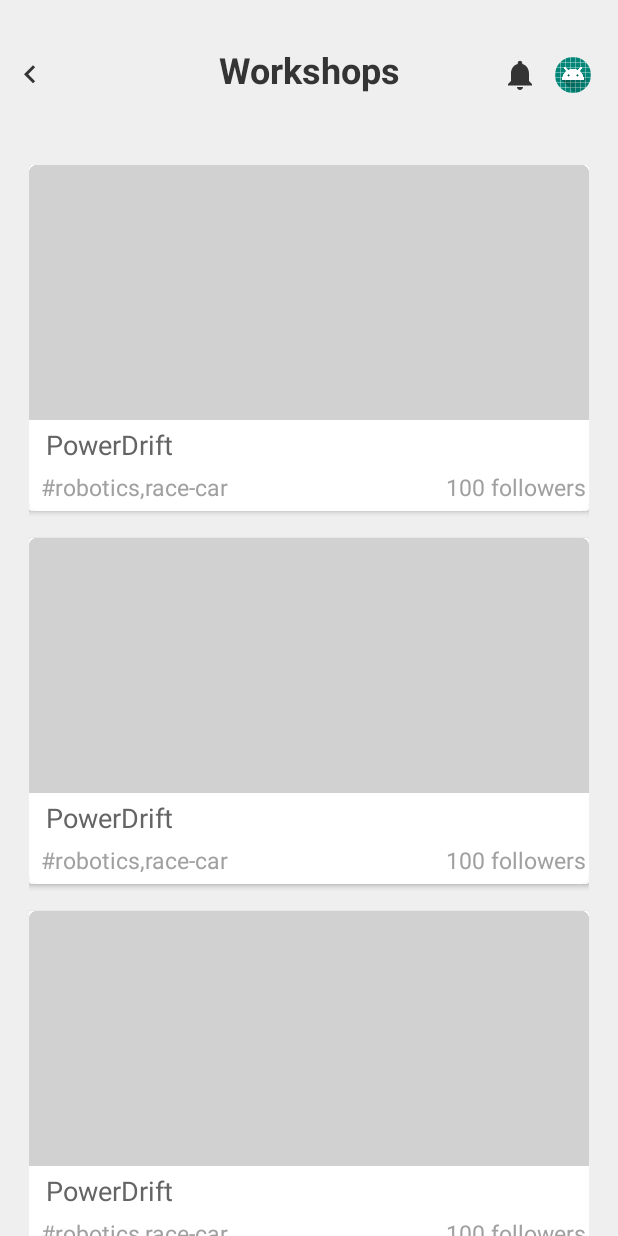
After one commit to mdg-iitr/cognizance19, an Android app: the WorkshopsFragment screen opened through its navigation route, on a phone screen of 412 x 824 dp. The commit adds this screen. Run offline under Robolectric (Android 15) with nearby library versions, the phone set to English and light mode, and no system bars; our stand-ins replace CircleImageView.

Commit message:
Add workshops fragment

```diff
--- a/app/src/main/java/com/mdgiitr/karthik/cognizance19/adapters/HomeMenuEventAdapter.java
+++ b/app/src/main/java/com/mdgiitr/karthik/cognizance19/adapters/HomeMenuEventAdapter.java
@@ -27,7 +27,7 @@ public class HomeMenuEventAdapter extends RecyclerView.Adapter<HomeMenuEventAdap
     @Override
     public HomeMenuEventViewHolder onCreateViewHolder(@NonNull ViewGroup parent, int viewType) {
         View itemView = LayoutInflater.from(parent.getContext())
-                .inflate(R.layout.list_item_event, parent, false);
+                .inflate(R.layout.list_item_home_menu_event, parent, false);
 
         return new HomeMenuEventViewHolder(itemView);
     }
--- a/app/src/main/java/com/mdgiitr/karthik/cognizance19/adapters/HomeMenuTechtainmentAdapter.java
+++ b/app/src/main/java/com/mdgiitr/karthik/cognizance19/adapters/HomeMenuTechtainmentAdapter.java
@@ -25,7 +25,7 @@ public class HomeMenuTechtainmentAdapter extends RecyclerView.Adapter<HomeMenuTe
     @Override
     public HomeMenuTechtainmentViewHolder onCreateViewHolder(@NonNull ViewGroup parent, int viewType) {
         View itemView = LayoutInflater.from(parent.getContext())
-                .inflate(R.layout.list_item_techtainment, parent, false);
+                .inflate(R.layout.list_item_home_menu_techtainment, parent, false);
 
         return new HomeMenuTechtainmentViewHolder(itemView);
     }
--- a/app/src/main/java/com/mdgiitr/karthik/cognizance19/adapters/HomeMenuWorkshopAdapter.java
+++ b/app/src/main/java/com/mdgiitr/karthik/cognizance19/adapters/HomeMenuWorkshopAdapter.java
@@ -26,7 +26,7 @@ public class HomeMenuWorkshopAdapter extends RecyclerView.Adapter<HomeMenuWorksh
     @NonNull
     @Override
     public HomeMenuWorkshopViewHolder onCreateViewHolder(@NonNull ViewGroup parent, int viewType) {
-        View view = LayoutInflater.from(parent.getContext()).inflate(R.layout.list_item_workshop, parent, false);
+        View view = LayoutInflater.from(parent.getContext()).inflate(R.layout.list_item_home_menu_workshop, parent, false);
         return new HomeMenuWorkshopViewHolder(view);
     }
 
--- /dev/null
+++ b/app/src/main/java/com/mdgiitr/karthik/cognizance19/adapters/WorkshopsAdapter.java
@@ -0,0 +1,60 @@
+package com.mdgiitr.karthik.cognizance19.adapters;
+
+import android.content.Context;
+import android.support.annotation.NonNull;
+import android.support.v7.widget.RecyclerView;
+import android.view.LayoutInflater;
+import android.view.View;
+import android.view.ViewGroup;
+import android.widget.ImageView;
+import android.widget.TextView;
+
+import com.mdgiitr.karthik.cognizance19.R;
+import com.mdgiitr.karthik.cognizance19.models.WorkshopsModel;
+
+import java.util.List;
+
+public class WorkshopsAdapter extends RecyclerView.Adapter<WorkshopsAdapter.WorkshopsViewHolder> {
+    Context context;
+    List<WorkshopsModel> list;
+
+    public WorkshopsAdapter(Context context, List<WorkshopsModel> list) {
+        this.context = context;
+        this.list = list;
+    }
+
+    @NonNull
+    @Override
+    public WorkshopsViewHolder onCreateViewHolder(@NonNull ViewGroup parent, int viewType) {
+        View view = LayoutInflater.from(parent.getContext()).inflate(R.layout.list_item_workshops, parent, false);
+        return new WorkshopsViewHolder(view);
+    }
+
+    @Override
+    public void onBindViewHolder(@NonNull WorkshopsViewHolder holder, int position) {
+        WorkshopsModel model = list.get(position);
+//        holder.image.setImageResource(getImageFromGlide(model.getImageURL()));
+        holder.workshopImage.setImageResource(R.drawable.home_menu_gray_card);
+        holder.name.setText(model.getWorkshopName());
+        holder.category.setText(model.getWorkshopCategory());
+        holder.followers.setText(model.getWorkshopFollowers());
+    }
+
+    @Override
+    public int getItemCount() {
+        return list.size();
+    }
+
+    public class WorkshopsViewHolder extends RecyclerView.ViewHolder{
+        public ImageView workshopImage;
+        public TextView name, category, followers;
+
+        public WorkshopsViewHolder(@NonNull View itemView) {
+            super(itemView);
+            workshopImage = itemView.findViewById(R.id.workshops_image);
+            name = itemView.findViewById(R.id.workshops_name);
+            category = itemView.findViewById(R.id.workshops_catagory);
+            followers = itemView.findViewById(R.id.workshops_followers);
+        }
+    }
+}
--- /dev/null
+++ b/app/src/main/java/com/mdgiitr/karthik/cognizance19/models/WorkshopsModel.java
@@ -0,0 +1,40 @@
+package com.mdgiitr.karthik.cognizance19.models;
+
+public class WorkshopsModel {
+    String imageURL, workshopName, workshopCategory, workshopFollowers;
+
+    public WorkshopsModel() {
+    }
+
+    public String getImageURL() {
+        return imageURL;
+    }
+
+    public void setImageURL(String imageURL) {
+        this.imageURL = imageURL;
+    }
+
+    public String getWorkshopName() {
+        return workshopName;
+    }
+
+    public void setWorkshopName(String workshopName) {
+        this.workshopName = workshopName;
+    }
+
+    public String getWorkshopCategory() {
+        return workshopCategory;
+    }
+
+    public void setWorkshopCategory(String workshopCategory) {
+        this.workshopCategory = workshopCategory;
+    }
+
+    public String getWorkshopFollowers() {
+        return workshopFollowers;
+    }
+
+    public void setWorkshopFollowers(String workshopFollowers) {
+        this.workshopFollowers = workshopFollowers;
+    }
+}
--- /dev/null
+++ b/app/src/main/java/com/mdgiitr/karthik/cognizance19/view/WorkshopsFragment.java
@@ -0,0 +1,49 @@
+package com.mdgiitr.karthik.cognizance19.view;
+
+import android.os.Bundle;
+import android.support.v4.app.Fragment;
+import android.support.v7.widget.LinearLayoutManager;
+import android.support.v7.widget.RecyclerView;
+import android.view.LayoutInflater;
+import android.view.View;
+import android.view.ViewGroup;
+
+import com.mdgiitr.karthik.cognizance19.R;
+import com.mdgiitr.karthik.cognizance19.adapters.WorkshopsAdapter;
+import com.mdgiitr.karthik.cognizance19.models.WorkshopsModel;
+
+import java.util.ArrayList;
+import java.util.List;
+
+public class WorkshopsFragment extends Fragment {
+    private RecyclerView recyclerView;
+    private List<WorkshopsModel> list;
+    private WorkshopsAdapter adapter;
+
+
+    @Override
+    public View onCreateView(LayoutInflater inflater, ViewGroup container,
+                             Bundle savedInstanceState) {
+        // Inflate the layout for this fragment
+        View view = inflater.inflate(R.layout.fragment_workshops, container, false);
+
+        recyclerView = view.findViewById(R.id.workshops_recyclerview);
+        list = new ArrayList<>();
+        adapter = new WorkshopsAdapter(getContext(),list);
+
+        for (int i=0; i<5;i++) {
+            WorkshopsModel model = new WorkshopsModel();
+            model.setWorkshopName("PowerDrift");
+            model.setWorkshopCategory("#robotics,race-car");
+            model.setWorkshopFollowers("100 followers");
+            list.add(model);
+        }
+        adapter.notifyDataSetChanged();
+
+        recyclerView.setLayoutManager(new LinearLayoutManager(getContext()));
+        recyclerView.setAdapter(adapter);
+
+
+        return view;
+    }
+}
--- /dev/null
+++ b/app/src/main/res/layout/fragment_workshops.xml
@@ -0,0 +1,62 @@
+<?xml version="1.0" encoding="utf-8"?>
+<LinearLayout xmlns:android="http://schemas.android.com/apk/res/android"
+    xmlns:tools="http://schemas.android.com/tools"
+    android:layout_width="match_parent"
+    android:layout_height="match_parent"
+    android:background="#ffefefef"
+    android:orientation="vertical"
+    tools:context=".view.WorkshopsFragment">
+
+    <RelativeLayout
+        android:layout_width="match_parent"
+        android:layout_height="wrap_content"
+        android:layout_marginTop="30dp"
+        android:orientation="horizontal">
+
+        <ImageView
+            android:id="@+id/back_arrow"
+            android:layout_width="wrap_content"
+            android:layout_height="wrap_content"
+            android:layout_marginStart="8dp"
+            android:layout_marginTop="8dp"
+            android:src="@drawable/ic_keyboard_arrow_left_gray_24dp" />
+
+        <TextView
+            android:id="@+id/text_view"
+            android:layout_width="match_parent"
+            android:layout_height="wrap_content"
+            android:text="@string/workshops"
+            android:textAlignment="center"
+            android:textColor="#ff343434"
+            android:textSize="24sp"
+            android:textStyle="bold" />
+
+        <ImageView
+            android:id="@+id/notification_icon"
+            android:layout_width="wrap_content"
+            android:layout_height="wrap_content"
+            android:layout_marginTop="8dp"
+            android:layout_marginEnd="11dp"
+            android:layout_toStartOf="@+id/small_profile_image"
+            android:src="@drawable/ic_notifications_gray_24dp" />
+
+        <de.hdodenhof.circleimageview.CircleImageView
+            android:id="@+id/small_profile_image"
+            android:layout_width="24dp"
+            android:layout_height="24dp"
+            android:layout_alignParentEnd="true"
+            android:layout_marginTop="8dp"
+            android:layout_marginEnd="18dp"
+            android:src="@mipmap/ic_launcher" />
+    </RelativeLayout>
+
+    <android.support.v7.widget.RecyclerView
+        android:id="@+id/workshops_recyclerview"
+        android:layout_width="match_parent"
+        android:layout_height="wrap_content"
+        android:layout_marginStart="19dp"
+        android:layout_marginTop="47dp"
+        android:layout_marginEnd="19dp" />
+
+
+</LinearLayout>
--- /dev/null
+++ b/app/src/main/res/layout/list_item_workshops.xml
@@ -0,0 +1,66 @@
+<?xml version="1.0" encoding="utf-8"?>
+<android.support.v7.widget.CardView xmlns:android="http://schemas.android.com/apk/res/android"
+    android:layout_width="match_parent"
+    android:layout_height="wrap_content"
+    android:layout_marginBottom="18dp">
+
+    <LinearLayout
+        android:layout_width="match_parent"
+        android:layout_height="wrap_content"
+        android:background="@drawable/home_menu_gray_card"
+        android:orientation="vertical">
+
+        <ImageView
+            android:id="@+id/workshops_image"
+            android:layout_width="match_parent"
+            android:layout_height="170dp" />
+
+        <RelativeLayout
+            android:layout_width="match_parent"
+            android:layout_height="wrap_content"
+            android:background="@drawable/home_menu_white_card">
+
+            <TextView
+                android:id="@+id/workshops_name"
+                android:layout_width="match_parent"
+                android:layout_height="wrap_content"
+                android:layout_alignParentStart="true"
+                android:layout_marginStart="11dp"
+                android:layout_marginTop="4dp"
+                android:layout_marginEnd="11dp"
+                android:textColor="#ff646464"
+                android:textSize="18sp" />
+
+            <TextView
+                android:id="@+id/workshops_catagory"
+                android:layout_width="wrap_content"
+                android:layout_height="wrap_content"
+                android:layout_below="@id/workshops_name"
+                android:layout_alignParentStart="true"
+                android:layout_marginStart="8dp"
+                android:layout_marginTop="5dp"
+                android:layout_marginBottom="5dp"
+                android:textColor="#ffa0a0a0"
+                android:textSize="15sp" />
+
+            <TextView
+                android:id="@+id/workshops_followers"
+                android:layout_width="wrap_content"
+                android:layout_height="wrap_content"
+                android:layout_below="@id/workshops_name"
+                android:layout_alignParentEnd="true"
+                android:layout_marginStart="4dp"
+                android:layout_marginTop="5dp"
+                android:layout_marginEnd="2dp"
+                android:layout_marginBottom="5dp"
+                android:layout_toEndOf="@id/workshops_catagory"
+                android:textAlignment="viewEnd"
+                android:textColor="#ffa0a0a0"
+                android:textSize="15sp" />
+
+
+        </RelativeLayout>
+    </LinearLayout>
+
+
+</android.support.v7.widget.CardView>
--- a/app/src/main/res/navigation/mobile_navigation.xml
+++ b/app/src/main/res/navigation/mobile_navigation.xml
@@ -4,6 +4,12 @@
     xmlns:tools="http://schemas.android.com/tools"
     android:id="@+id/mobile_navigation"
     app:startDestination="@id/landingFragment2">
+
+    <fragment
+        android:id="@+id/workshopsFragment"
+        android:name="com.mdgiitr.karthik.cognizance19.view.WorkshopsFragment"
+        android:label="fragment_workshops"
+        tools:layout="@layout/fragment_workshops" />
 
     <fragment
         android:id="@+id/homeMenuFragment"
```
Also changed, not shown: app/src/main/res/layout/list_item_home_menu_event.xml (renamed from app/src/main/res/layout/list_item_event.xml), app/src/main/res/layout/list_item_home_menu_techtainment.xml (renamed from app/src/main/res/layout/list_item_techtainment.xml), app/src/main/res/layout/list_item_home_menu_workshop.xml (renamed from app/src/main/res/layout/list_item_workshop.xml).
